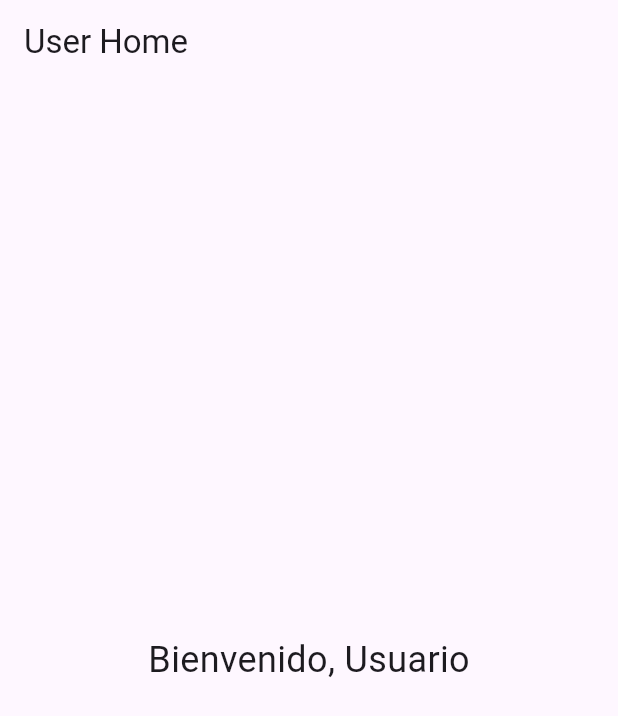
After one commit to BrandonDelherUT/FRONT_SAES, a Flutter app: the UserHomeScreen screen opened directly, on a phone screen of 412 x 824 dp. The commit adds this screen. Shown: the top 716 px of the screen. Run offline on Flutter 3.47's test engine with Material 3 defaults, Android fonts, the light colour scheme and no system bars.

Commit message:
FRONT LOGIN/ADMIN-USER

```diff
--- /dev/null
+++ b/lib/presentation/screens/user/user_home_screen.dart
@@ -0,0 +1,18 @@
+import 'package:flutter/material.dart';
+
+class UserHomeScreen extends StatelessWidget {
+  @override
+  Widget build(BuildContext context) {
+    return Scaffold(
+      appBar: AppBar(
+        title: const Text('User Home'),
+      ),
+      body: Center(
+        child: Text(
+          'Bienvenido, Usuario',
+          style: TextStyle(fontSize: 24),
+        ),
+      ),
+    );
+  }
+}
```
Also changed, not shown: lib/presentation/screens/admin/admin_home_screen.dart (added, +18 -0 lines), lib/presentation/screens/login_screen.dart (+21 -9 lines), lib/presentation/screens/user/user_register_screen.dart (renamed from lib/presentation/screens/user_register_screen.dart, +39 -17 lines).
